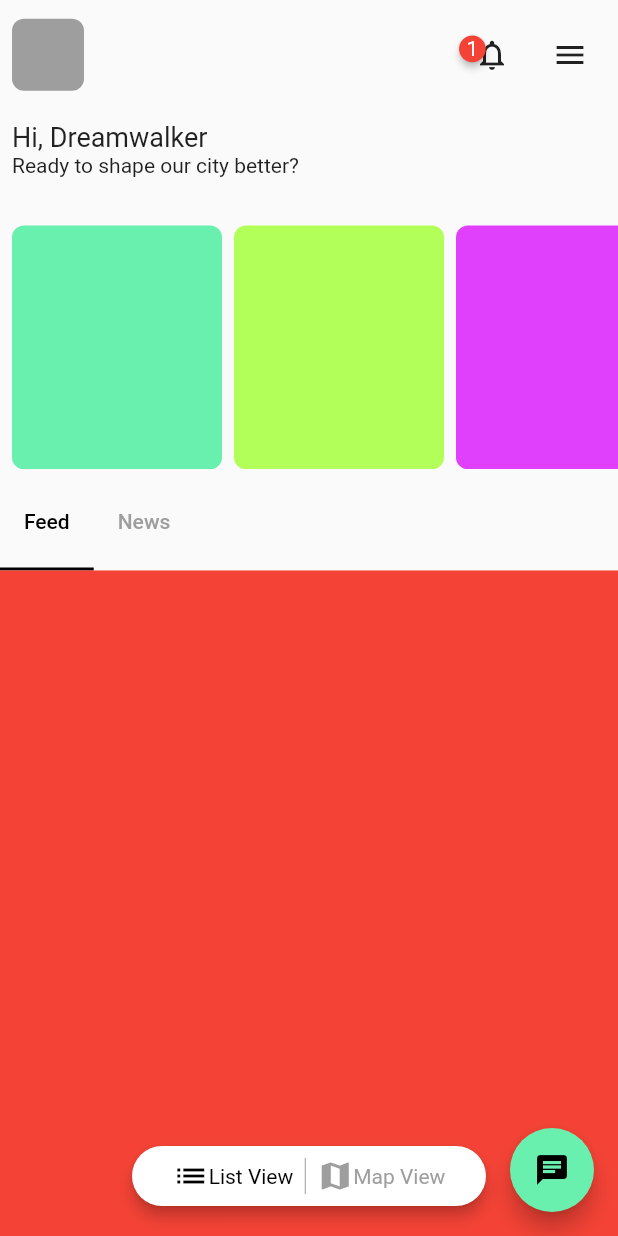
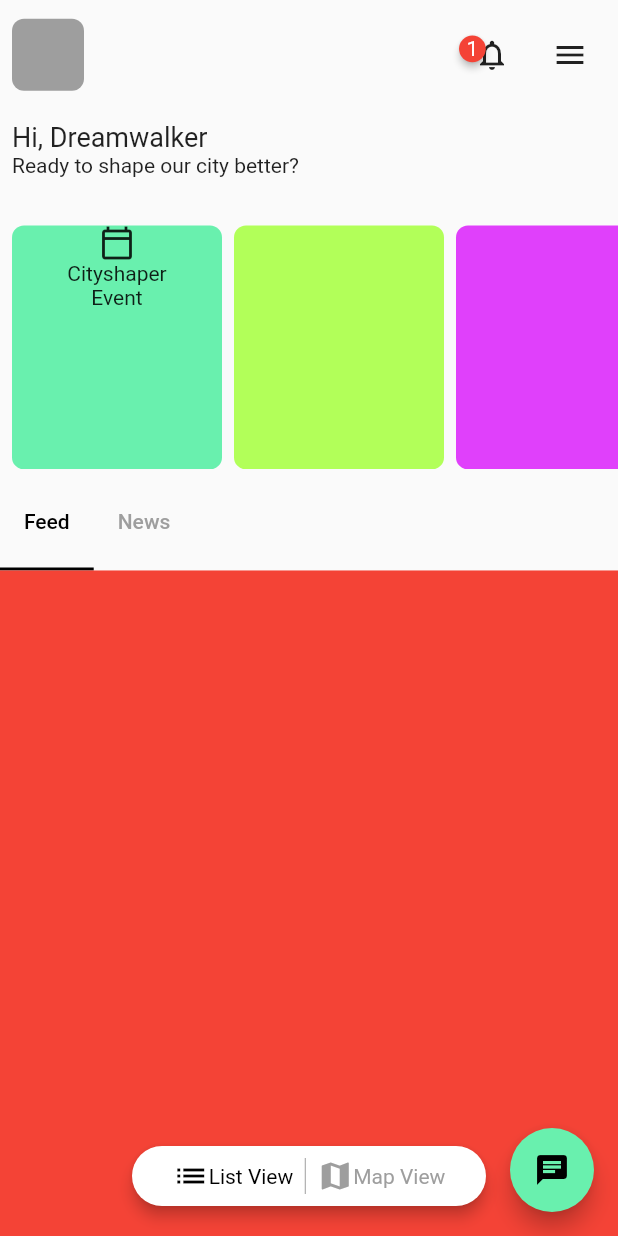
Before and after one commit to JAICHANGPARK/flutter_notebook_11th_story, a Flutter app: the screen it shows after launch, on a phone screen of 412 x 824 dp. Run offline on Flutter 3.47's test engine with Material 2 defaults, Android fonts, the phone set to English and light mode, and no system bars; drawn by our look-alikes of badges; our stand-ins replace backdrop, flutter_inner_drawer, flutter_slidable, flutter_swiper, google_fonts.

Commit message:
Update irys_home_page.dart

```diff
--- a/lib/ep727_irys_mobile_app/ui/irys_home_page.dart
+++ b/lib/ep727_irys_mobile_app/ui/irys_home_page.dart
@@ -98,6 +98,14 @@ class _IrysHomePageState extends State<IrysHomePage> with SingleTickerProviderSt
                                     padding: const EdgeInsets.only(right: 8),
                                     child: Container(
                                       width: 140,
+                                      child: Column(
+
+                                        children: [
+                                          Icon(Icons.calendar_today_outlined),
+                                          Text("Cityshaper"),
+                                          Text("Event"),
+                                        ],
+                                      ),
                                       decoration: BoxDecoration(
                                           color: Colors.greenAccent, borderRadius: BorderRadius.circular(8)),
                                     ),
```
